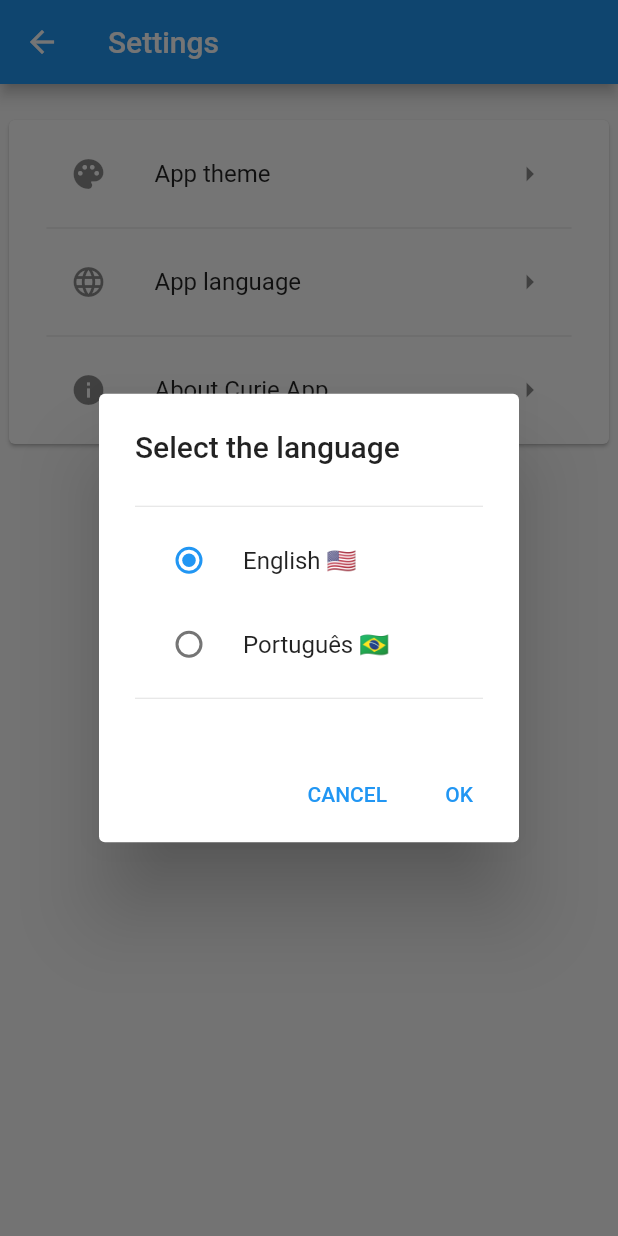
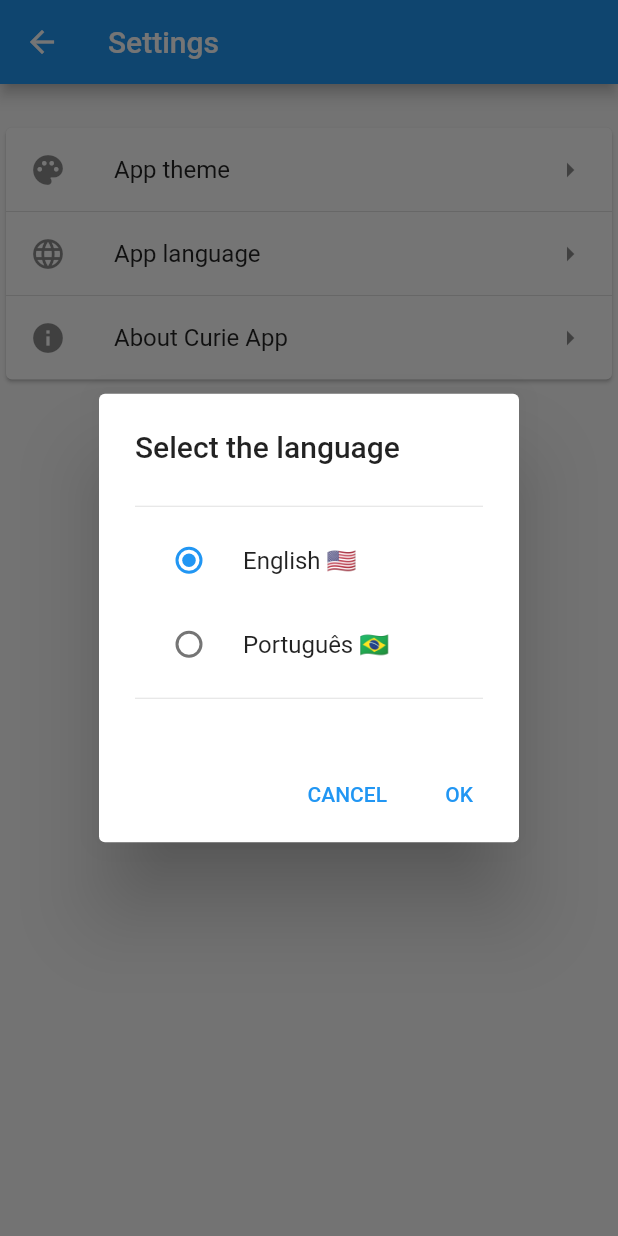
Before and after one commit to NatanAmorim/curie_app, a Flutter app: the SettingsScreen screen opened by its route, after a tap on "App language", on a phone screen of 412 x 824 dp. Run offline on Flutter 3.47's test engine with Material 2 defaults, Android fonts, the phone set to English and light mode, and no system bars; our stand-ins replace shared_preferences; accounts and stored records are empty; generated files the repository leaves out were written again.

Commit message:
v2022.0.5-Pre-Alpha

```diff
--- a/lib/src/localization/app_en.arb
+++ b/lib/src/localization/app_en.arb
@@ -2,12 +2,12 @@
   "appTitle": "Curie",
   "appDescription": "(Pre-Alpha) Open-source app created to be my template and feature playground, made with Flutter.",
   "appTheme": "App theme",
-  "selectTheme" : "Select the theme",
+  "selectTheme": "Select the theme",
   "systemTheme": "System theme",
   "lightTheme": "Light theme",
   "darkTheme": "Dark theme",
   "appLanguage": "App language",
-  "selectLanguage" : "Select the language",
+  "selectLanguage": "Select the language",
   "aboutCurie": "About Curie App",
   "settings": "Settings",
   "cancel": "CANCEL",
--- a/lib/src/templates/widgets/card_template.dart
+++ /dev/null
@@ -1,23 +0,0 @@
-import 'package:flutter/material.dart';
-
-Widget cardTemplate({
-  required Widget child,
-}) {
-  return Padding(
-    padding: const EdgeInsets.symmetric(horizontal: 2.0),
-    child: ConstrainedBox(
-      constraints: const BoxConstraints(
-        maxWidth: 990,
-      ),
-      child: Card(
-        child: Padding(
-          padding: const EdgeInsets.symmetric(
-            horizontal: 25.0,
-            vertical: 8.0,
-          ),
-          child: child,
-        ),
-      ),
-    ),
-  );
-}
--- a/lib/src/views/navigation_test/navigation_test_screen.dart
+++ b/lib/src/views/navigation_test/navigation_test_screen.dart
@@ -1,5 +1,4 @@
 import 'package:curie/src/templates/widgets/appbar_template.dart';
-import 'package:curie/src/templates/widgets/card_template.dart';
 import 'package:flutter/material.dart';
 
 class NavigationTestScreen extends StatefulWidget {
--- a/lib/src/views/settings/settings_screen.dart
+++ b/lib/src/views/settings/settings_screen.dart
@@ -1,5 +1,4 @@
 import 'package:curie/src/controllers/settings_controller.dart';
-import 'package:curie/src/templates/widgets/card_template.dart';
 import 'package:flutter/material.dart';
 import 'package:flutter_gen/gen_l10n/app_localizations.dart';
 
@@ -29,7 +28,7 @@ class SettingsScreen extends StatelessWidget {
             ),
             TextSpan(
               style: textStyle.copyWith(color: theme.colorScheme.primary),
-              text: 'https://https://github.com/NatanAmorim/curie',
+              text: 'https://github.com/NatanAmorim/curie',
             ),
             TextSpan(style: textStyle, text: '.'),
           ],
@@ -41,24 +40,35 @@ class SettingsScreen extends StatelessWidget {
       appBar: AppBar(
         title: Text(AppLocalizations.of(context)!.settings),
       ),
-      body: Scrollbar(
-        child: SingleChildScrollView(
+      body: SingleChildScrollView(
+        child: Row(
+          mainAxisAlignment: MainAxisAlignment.center,
+          children: [
+            Flexible(
+              child: ConstrainedBox(
+                constraints: const BoxConstraints(
+                  maxWidth: 770,
+                ),
                 child: Container(
-            width: MediaQuery.of(context).size.width,
+                  width: double.infinity,
                   child: Column(
-              crossAxisAlignment: CrossAxisAlignment.center,
                     children: [
-                const SizedBox(height: 20),
-                cardTemplate(
+                      const SizedBox(height: 25),
+                      Card(
                         child: ListView(
                           shrinkWrap: true,
                           physics: const NeverScrollableScrollPhysics(),
-                    children: [
+                          children:
+                              ListTile.divideTiles(context: context, tiles: [
                             ListTile(
                               leading: const Icon(Icons.palette),
                               trailing: const Icon(Icons.arrow_right),
-                        title: Text(AppLocalizations.of(context)!.appTheme),
-                        onTap: () => showDialog(
+                              title:
+                                  Text(AppLocalizations.of(context)!.appTheme),
+                              onTap: () {
+                                final ThemeMode oldTheme = controller.themeMode;
+
+                                showDialog(
                                   barrierDismissible: false,
                                   context: context,
                                   builder: (context) => AlertDialog(
@@ -77,7 +87,8 @@ class SettingsScreen extends StatelessWidget {
                                               ),
                                               value: ThemeMode.system,
                                               groupValue: controller.themeMode,
-                                      onChanged: controller.updateThemeMode,
+                                              onChanged:
+                                                  controller.updateThemeMode,
                                             ),
                                             RadioListTile<ThemeMode>(
                                               title: Text(
@@ -86,15 +97,18 @@ class SettingsScreen extends StatelessWidget {
                                               ),
                                               value: ThemeMode.light,
                                               groupValue: controller.themeMode,
-                                      onChanged: controller.updateThemeMode,
+                                              onChanged:
+                                                  controller.updateThemeMode,
                                             ),
                                             RadioListTile<ThemeMode>(
                                               title: Text(
-                                        AppLocalizations.of(context)!.darkTheme,
+                                                AppLocalizations.of(context)!
+                                                    .darkTheme,
                                               ),
                                               value: ThemeMode.dark,
                                               groupValue: controller.themeMode,
-                                      onChanged: controller.updateThemeMode,
+                                              onChanged:
+                                                  controller.updateThemeMode,
                                             ),
                                             const Divider(),
                                           ],
@@ -103,34 +117,47 @@ class SettingsScreen extends StatelessWidget {
                                     ),
                                     actions: [
                                       TextButton(
-                                onPressed: () => Navigator.of(context).pop(),
+                                        onPressed: () {
+                                          if (oldTheme !=
+                                              controller.themeMode) {
+                                            controller
+                                                .updateThemeMode(oldTheme);
+                                          }
+
+                                          Navigator.of(context).pop();
+                                        },
                                         child: Text(
                                           AppLocalizations.of(context)!.cancel,
                                         ),
                                       ),
                                       TextButton(
-                                onPressed: () => Navigator.of(context).pop(),
+                                        onPressed: () =>
+                                            Navigator.of(context).pop(),
                                         child: Text(
                                           AppLocalizations.of(context)!.ok,
                                         ),
                                       )
                                     ],
                                   ),
+                                );
+                              },
                             ),
-                      ),
-                      const Divider(),
                             ListTile(
                               leading: const Icon(Icons.language),
                               trailing: const Icon(Icons.arrow_right),
                               title: Text(
                                 AppLocalizations.of(context)!.appLanguage,
                               ),
-                        onTap: () => showDialog(
+                              onTap: () {
+                                final Locale oldLocale = controller.locale;
+
+                                showDialog(
                                   barrierDismissible: false,
                                   context: context,
                                   builder: (context) => AlertDialog(
                                     title: Text(
-                              AppLocalizations.of(context)!.selectLanguage,
+                                      AppLocalizations.of(context)!
+                                          .selectLanguage,
                                     ),
                                     content: Scrollbar(
                                       child: SingleChildScrollView(
@@ -141,13 +168,16 @@ class SettingsScreen extends StatelessWidget {
                                               title: const Text('English 🇺🇸'),
                                               value: const Locale('en', ''),
                                               groupValue: controller.locale,
-                                      onChanged: controller.updateLocale,
+                                              onChanged:
+                                                  controller.updateLocale,
                                             ),
                                             RadioListTile<Locale>(
-                                      title: const Text('Português 🇧🇷'),
+                                              title:
+                                                  const Text('Português 🇧🇷'),
                                               value: const Locale('pt', ''),
                                               groupValue: controller.locale,
-                                      onChanged: controller.updateLocale,
+                                              onChanged:
+                                                  controller.updateLocale,
                                             ),
                                             const Divider(),
                                           ],
@@ -156,22 +186,29 @@ class SettingsScreen extends StatelessWidget {
                                     ),
                                     actions: [
                                       TextButton(
-                                onPressed: () => Navigator.of(context).pop(),
+                                        onPressed: () {
+                                          if (oldLocale != controller.locale) {
+                                            controller.updateLocale(oldLocale);
+                                          }
+
+                                          Navigator.of(context).pop();
+                                        },
                                         child: Text(
                                           AppLocalizations.of(context)!.cancel,
                                         ),
                                       ),
                                       TextButton(
-                                onPressed: () {},
+                                        onPressed: () =>
+                                            Navigator.of(context).pop(),
                                         child: Text(
                                           AppLocalizations.of(context)!.ok,
                                         ),
                                       )
                                     ],
                                   ),
+                                );
+                              },
                             ),
-                      ),
-                      const Divider(),
                             ListTile(
                               leading: const Icon(Icons.info),
                               trailing: const Icon(Icons.arrow_right),
@@ -188,7 +225,7 @@ class SettingsScreen extends StatelessWidget {
                                 children: aboutBoxChildren,
                               ),
                             ),
-                    ],
+                          ]).toList(),
                         ),
                       ),
                     ],
@@ -196,6 +233,9 @@ class SettingsScreen extends StatelessWidget {
                 ),
               ),
             ),
+          ],
+        ),
+      ),
     );
   }
 }
--- a/pubspec.yaml
+++ b/pubspec.yaml
@@ -1,6 +1,6 @@
 name: curie
 description: (Pre-Alpha) Open-source app created to be my template and feature playground, made with Flutter.
-version: 2022.0.3-pre-alpha
+version: 2022.0.5-pre-alpha
 
 # Prevent accidental publishing to pub.dev.
 publish_to: 'none'
@@ -55,7 +55,7 @@ msix_config:
   # identity_name: 48434MySoftware.MyFlutterApp
   # publisher: CN=BF212345-5644-46DF-8668-012044C1B138
   logo_path: assets\images\flutter_logo.png
-  msix_version: 2022.0.3
+  msix_version: 2022.0.5
   # store: true
   # https://docs.microsoft.com/en-us/windows/uwp/packaging/app-capability-declarations
   capabilities: "internetClient"
```
Also changed, not shown: 3 other files. Lines whose indentation alone changed are shown as unchanged.
